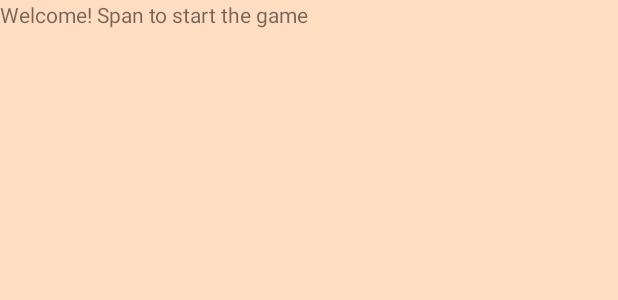
After one commit to khalp/pose-matching, an Android app built with Jetpack Compose: the layout fragment_welcome1.xml on its own in the app's theme, with its tools: preview values and no code run, on a phone screen of 412 x 824 dp. The commit adds this screen. Shown: the top 300 px of the screen. Run offline under Robolectric (Android 15) with nearby library versions, the light colour scheme and no system bars.

Commit message:
Navigation code (#5)
* Automatically analyze reference

* Initial navigation implementation

Navigation attempt using viewmodels

* navigation graph

```diff
--- a/app/build.gradle
+++ b/app/build.gradle
@@ -2,6 +2,7 @@ plugins {
     id 'com.android.application'
     id 'kotlin-android'
     id 'kotlin-android-extensions'
+    id 'androidx.navigation.safeargs'
 }
 
 android {
@@ -75,6 +76,9 @@ dependencies {
     androidTestImplementation "androidx.compose.ui:ui-test-junit4:$compose_version"
     debugImplementation "androidx.compose.ui:ui-tooling:$compose_version"
 
+    implementation "androidx.navigation:navigation-fragment-ktx:$navigation_version"
+    implementation "androidx.navigation:navigation-ui-ktx:$navigation_version"
+
     def camerax_version = "1.0.2"
     // CameraX core library using camera2 implementation
     implementation "androidx.camera:camera-camera2:$camerax_version"
--- a/app/src/main/java/com/microsoft/device/display/samples/posematching/viewmodels/PoseViewModel.kt
+++ b/app/src/main/java/com/microsoft/device/display/samples/posematching/viewmodels/PoseViewModel.kt
@@ -2,11 +2,8 @@ package com.microsoft.device.display.samples.posematching.viewmodels
 
 import android.content.res.Resources
 import android.graphics.BitmapFactory
-import android.graphics.Color
 import android.util.Log
-import androidx.annotation.DrawableRes
 import androidx.camera.core.ImageProxy
-import androidx.compose.ui.graphics.Color.Companion.Transparent
 import androidx.lifecycle.ViewModel
 import com.google.mlkit.vision.common.InputImage
 import com.google.mlkit.vision.pose.PoseDetection
--- a/app/src/main/res/layout/activity_main.xml
+++ b/app/src/main/res/layout/activity_main.xml
@@ -10,9 +10,12 @@
     <!-- secondary child -->
     <androidx.fragment.app.FragmentContainerView
         android:id="@+id/secondary_fragment_container"
+        android:name="androidx.navigation.fragment.NavHostFragment"
         android:layout_width="0dp"
         android:layout_height="0dp"
         android:visibility="invisible"
+        app:navGraph="@navigation/navigation_dual_screen"
+        app:defaultNavHost="true"
         app:layout_constraintBottom_toBottomOf="parent"
         app:layout_constraintLeft_toLeftOf="@id/bounding_rect"
         app:layout_constraintRight_toRightOf="parent"
@@ -21,8 +24,11 @@
     <!-- top child -->
     <androidx.fragment.app.FragmentContainerView
         android:id="@+id/primary_fragment_container"
+        android:name="androidx.navigation.fragment.NavHostFragment"
         android:layout_width="0dp"
         android:layout_height="0dp"
+        app:navGraph="@navigation/navigation"
+        app:defaultNavHost="true"
         app:layout_constraintBottom_toBottomOf="@id/bounding_rect"
         app:layout_constraintLeft_toLeftOf="parent"
         app:layout_constraintRight_toRightOf="@id/bounding_rect"
--- /dev/null
+++ b/app/src/main/res/layout/fragment_welcome1.xml
@@ -0,0 +1,26 @@
+<?xml version="1.0" encoding="utf-8"?>
+<androidx.constraintlayout.widget.ConstraintLayout
+    xmlns:android="http://schemas.android.com/apk/res/android"
+    xmlns:app="http://schemas.android.com/apk/res-auto"
+    android:layout_width="match_parent"
+    android:layout_height="match_parent">
+
+    <TextView
+        android:id="@+id/welcome_text1"
+        android:layout_width="wrap_content"
+        android:layout_height="wrap_content"
+        android:text="@string/welcome_string1"
+        app:layout_constraintStart_toStartOf="parent"
+        app:layout_constraintTop_toTopOf="parent"/>
+
+    <com.google.android.material.button.MaterialButton
+        android:id="@+id/start_button1"
+        android:layout_width="wrap_content"
+        android:layout_height="wrap_content"
+        android:text="@string/start_game"
+        android:visibility="gone"
+        app:layout_constraintStart_toStartOf="parent"
+        app:layout_constraintEnd_toEndOf="parent"
+        app:layout_constraintBottom_toBottomOf="parent"/>
+
+</androidx.constraintlayout.widget.ConstraintLayout>
--- a/app/src/main/res/values/strings.xml
+++ b/app/src/main/res/values/strings.xml
@@ -5,4 +5,9 @@
     <string name="take_photo">Take photo</string>
     <string name="photo_capture_success">Photo capture succeeded: %1$s</string>
     <string name="permissions_not_granted">Permissions not granted by the user</string>
+    <string name="welcome_string1">Welcome! Span to start the game</string>
+    <string name="spanned_welcome_string1">Welcome! Now that you spanned you can play the game and stuff</string>
+    <string name="spanned_welcome_string2">Welcome! Now that you spanned you can play the game and stuff</string>
+    <string name="reference_welcome_string2">Choose a reference image to begin the game!</string>
+    <string name="start_game">Start Game</string>
 </resources>
--- a/build.gradle
+++ b/build.gradle
@@ -2,6 +2,7 @@
 buildscript {
     ext {
         compose_version = '1.1.0-alpha05'
+        navigation_version = '2.3.5'
     }
     repositories {
         google()
@@ -10,6 +11,7 @@ buildscript {
     dependencies {
         classpath "com.android.tools.build:gradle:7.0.2"
         classpath 'org.jetbrains.kotlin:kotlin-gradle-plugin:1.5.31'
+        classpath "androidx.navigation:navigation-safe-args-gradle-plugin:$navigation_version"
 
         // NOTE: Do not place your application dependencies here; they belong
         // in the individual module build.gradle files
```
Also changed, not shown: app/src/main/java/com/microsoft/device/display/samples/posematching/MainActivity.kt (+11 -7 lines), app/src/main/java/com/microsoft/device/display/samples/posematching/fragments/ReferenceFragment.kt (+8 -1 lines), app/src/main/java/com/microsoft/device/display/samples/posematching/fragments/WelcomeFragment1.kt (added, +60 -0 lines), app/src/main/java/com/microsoft/device/display/samples/posematching/fragments/WelcomeFragment2.kt (added, +56 -0 lines), app/src/main/java/com/microsoft/device/display/samples/posematching/viewmodels/GameViewModel.kt (added, +21 -0 lines), app/src/main/res/layout/fragment_welcome2.xml (added, +16 -0 lines), app/src/main/res/navigation/navigation.xml (added, +19 -0 lines), app/src/main/res/navigation/navigation_dual_screen.xml (added, +21 -0 lines).
